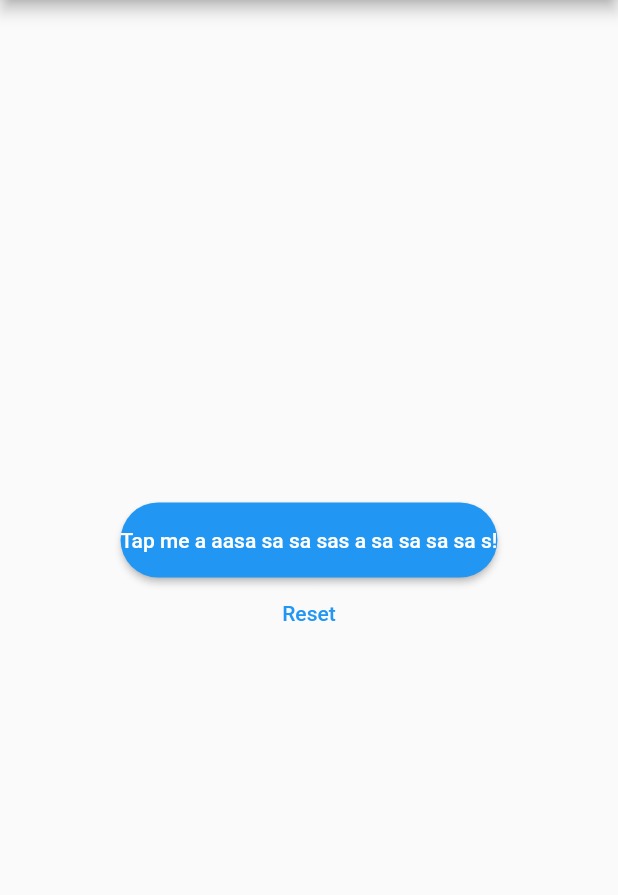
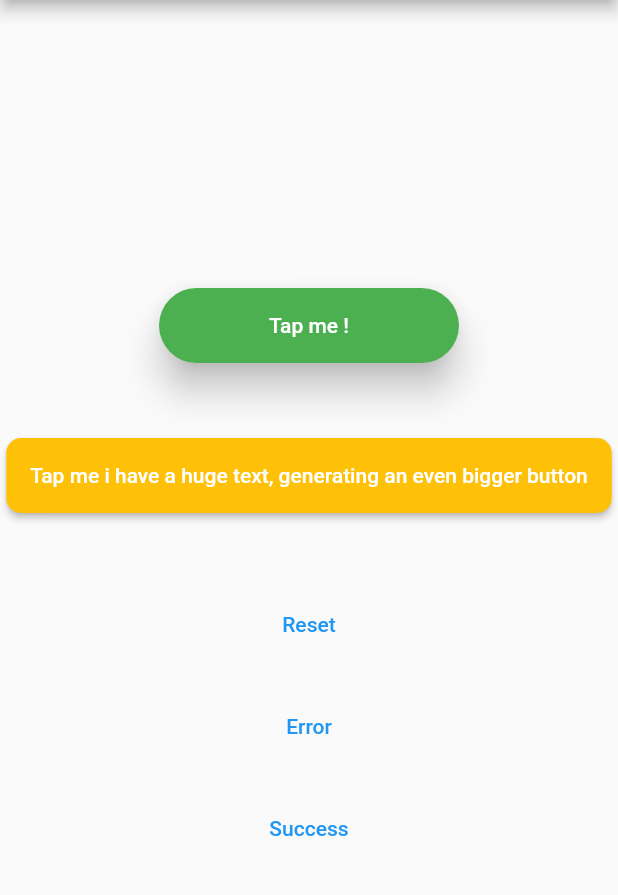
Before and after one commit to chrisedg87/flutter_rounded_loading_button, a Flutter app: the screen it shows after launch, on a phone screen of 412 x 824 dp, the part 84-979 px from its top. Run offline on Flutter 3.47's test engine with Material 2 defaults, Android fonts, the phone set to English and light mode, and no system bars; our stand-ins replace rxdart.

Commit message:
nullsafety + elevatedbutton + pedantic

```diff
--- a/example/lib/main.dart
+++ b/example/lib/main.dart
@@ -27,18 +27,14 @@ class MyHomePage extends StatefulWidget {
 }
 
 class _MyHomePageState extends State<MyHomePage> {
-  final RoundedLoadingButtonController _btnController =
+  final RoundedLoadingButtonController _btnController1 =
       new RoundedLoadingButtonController();
 
-  void _doSomething() async {
+  final RoundedLoadingButtonController _btnController2 =
+      new RoundedLoadingButtonController();
+  void _doSomething(RoundedLoadingButtonController controller) async {
     Timer(Duration(seconds: 3), () {
-      _btnController.success();
-    });
-    Timer(Duration(seconds: 3), () {
-      _btnController.reset();
-    });
-    Timer(Duration(seconds: 3), () {
-      _btnController.error();
+      controller.success();
     });
   }
 
@@ -53,13 +49,56 @@ class _MyHomePageState extends State<MyHomePage> {
             mainAxisAlignment: MainAxisAlignment.center,
             children: <Widget>[
               RoundedLoadingButton(
-                child: Text('Tap me a aasa sa sa sas a sa sa sa sa s!',
-                    style: TextStyle(color: Colors.white)),
-                controller: _btnController,
-                onPressed: _doSomething,
+                color: Colors.green,
+                successColor: Colors.green,
+                child: Text('Tap me !', style: TextStyle(color: Colors.white)),
+                controller: _btnController1,
+                elevation: 10,
+                onPressed: () => _doSomething(_btnController1),
+                height: 50,
                 width: 200,
               ),
-              TextButton(child: Text("Reset"), onPressed: _btnController.reset)
+              SizedBox(
+                height: 50,
+              ),
+              RoundedLoadingButton(
+                color: Colors.amber,
+                successColor: Colors.amber,
+                child: Text(
+                    'Tap me i have a huge text, generating an even bigger button',
+                    style: TextStyle(color: Colors.white)),
+                controller: _btnController2,
+                onPressed: () => _doSomething(_btnController2),
+                valueColor: Colors.black,
+                borderRadius: 10,
+              ),
+              SizedBox(
+                height: 50,
+              ),
+              TextButton(
+                  child: Text("Reset"),
+                  onPressed: () {
+                    _btnController1.reset();
+                    _btnController2.reset();
+                  }),
+              SizedBox(
+                height: 20,
+              ),
+              TextButton(
+                  child: Text("Error"),
+                  onPressed: () {
+                    _btnController1.error();
+                    _btnController2.error();
+                  }),
+              SizedBox(
+                height: 20,
+              ),
+              TextButton(
+                  child: Text("Success"),
+                  onPressed: () {
+                    _btnController1.success();
+                    _btnController2.success();
+                  })
             ],
           ),
         ));
--- a/lib/rounded_loading_button.dart
+++ b/lib/rounded_loading_button.dart
@@ -57,8 +57,7 @@ class RoundedLoadingButton extends StatefulWidget {
   final Color? disabledColor;
 
   Duration get _borderDuration {
-    return new Duration(
-        milliseconds: (this.duration.inMilliseconds / 2).round());
+    return Duration(milliseconds: (duration.inMilliseconds / 2).round());
   }
 
   RoundedLoadingButton(
@@ -99,14 +98,14 @@ class RoundedLoadingButtonState extends State<RoundedLoadingButton>
 
   @override
   Widget build(BuildContext context) {
-    final ThemeData theme = Theme.of(context);
+    final theme = Theme.of(context);
 
-    var _check = Container(
+    final _check = Container(
         alignment: FractionalOffset.center,
-        decoration: new BoxDecoration(
+        decoration: BoxDecoration(
           color: widget.successColor ?? theme.primaryColor,
           borderRadius:
-              new BorderRadius.all(Radius.circular(_bounceAnimation.value / 2)),
+              BorderRadius.all(Radius.circular(_bounceAnimation.value / 2)),
         ),
         width: _bounceAnimation.value,
         height: _bounceAnimation.value,
@@ -117,12 +116,12 @@ class RoundedLoadingButtonState extends State<RoundedLoadingButton>
               )
             : null);
 
-    var _cross = Container(
+    final _cross = Container(
         alignment: FractionalOffset.center,
-        decoration: new BoxDecoration(
+        decoration: BoxDecoration(
           color: widget.errorColor,
           borderRadius:
-              new BorderRadius.all(Radius.circular(_bounceAnimation.value / 2)),
+              BorderRadius.all(Radius.circular(_bounceAnimation.value / 2)),
         ),
         width: _bounceAnimation.value,
         height: _bounceAnimation.value,
@@ -133,14 +132,14 @@ class RoundedLoadingButtonState extends State<RoundedLoadingButton>
               )
             : null);
 
-    var _loader = SizedBox(
+    final _loader = SizedBox(
         height: widget.loaderSize,
         width: widget.loaderSize,
         child: CircularProgressIndicator(
             valueColor: AlwaysStoppedAnimation<Color>(widget.valueColor),
             strokeWidth: widget.loaderStrokeWidth));
 
-    var childStream = StreamBuilder(
+    final childStream = StreamBuilder(
       stream: _state,
       builder: (BuildContext context, AsyncSnapshot snapshot) {
         return AnimatedSwitcher(
@@ -150,18 +149,23 @@ class RoundedLoadingButtonState extends State<RoundedLoadingButton>
       },
     );
 
-    var _btn = ButtonTheme(
+    final _btn = ButtonTheme(
         shape: RoundedRectangleBorder(borderRadius: _borderAnimation.value),
         minWidth: _squeezeAnimation.value,
         height: widget.height,
-        child: RaisedButton(
-            padding: EdgeInsets.all(0),
-            child: childStream,
-            color: widget.color,
-            disabledColor: widget.disabledColor,
+        disabledColor: widget.disabledColor,
+        child: ElevatedButton(
+          style: ElevatedButton.styleFrom(
+            minimumSize: Size(widget.width, widget.height),
+            shape: RoundedRectangleBorder(
+              borderRadius: BorderRadius.circular(widget.borderRadius),
+            ),
+            primary: widget.color,
             elevation: widget.elevation,
-
-            onPressed: widget.onPressed == null ? null : _btnPressed));
+          ),
+          onPressed: widget.onPressed == null ? null : _btnPressed,
+          child: childStream,
+        ));
 
     return Container(
         height: widget.height,
@@ -178,24 +182,24 @@ class RoundedLoadingButtonState extends State<RoundedLoadingButton>
     super.initState();
 
     _buttonController =
-        new AnimationController(duration: widget.duration, vsync: this);
+        AnimationController(duration: widget.duration, vsync: this);
 
-    _checkButtonControler = new AnimationController(
-        duration: new Duration(milliseconds: 1000), vsync: this);
+    _checkButtonControler = AnimationController(
+        duration: Duration(milliseconds: 1000), vsync: this);
 
     _borderController =
-        new AnimationController(duration: widget._borderDuration, vsync: this);
+        AnimationController(duration: widget._borderDuration, vsync: this);
 
     _bounceAnimation = Tween<double>(begin: 0, end: widget.height).animate(
-        new CurvedAnimation(
+        CurvedAnimation(
             parent: _checkButtonControler, curve: Curves.elasticOut));
     _bounceAnimation.addListener(() {
       setState(() {});
     });
 
     _squeezeAnimation = Tween<double>(begin: widget.width, end: widget.height)
-        .animate(new CurvedAnimation(
-            parent: _buttonController, curve: widget.curve));
+        .animate(
+            CurvedAnimation(parent: _buttonController, curve: widget.curve));
 
     _squeezeAnimation.addListener(() {
       setState(() {});
@@ -228,7 +232,7 @@ class RoundedLoadingButtonState extends State<RoundedLoadingButton>
     super.dispose();
   }
 
-  _btnPressed() async {
+  void _btnPressed() async {
     if (widget.animateOnTap) {
       _start();
     } else {
@@ -236,29 +240,29 @@ class RoundedLoadingButtonState extends State<RoundedLoadingButton>
     }
   }
 
-  _start() {
+  void _start() {
     _state.sink.add(LoadingState.loading);
     _borderController.forward();
     _buttonController.forward();
   }
 
-  _stop() {
+  void _stop() {
     _state.sink.add(LoadingState.idle);
     _buttonController.reverse();
     _borderController.reverse();
   }
 
-  _success() {
+  void _success() {
     _state.sink.add(LoadingState.success);
     _checkButtonControler.forward();
   }
 
-  _error() {
+  void _error() {
     _state.sink.add(LoadingState.error);
     _checkButtonControler.forward();
   }
 
-  _reset() {
+  void _reset() {
     _state.sink.add(LoadingState.idle);
     _buttonController.reverse();
     _borderController.reverse();
@@ -273,36 +277,36 @@ class RoundedLoadingButtonController {
   late VoidCallback _errorListener;
   late VoidCallback _resetListener;
 
-  _addListeners(
+  void _addListeners(
       VoidCallback startListener,
       VoidCallback stopListener,
       VoidCallback successListener,
       VoidCallback errorListener,
       VoidCallback resetListener) {
-    this._startListener = startListener;
-    this._stopListener = stopListener;
-    this._successListener = successListener;
-    this._errorListener = errorListener;
-    this._resetListener = resetListener;
+    _startListener = startListener;
+    _stopListener = stopListener;
+    _successListener = successListener;
+    _errorListener = errorListener;
+    _resetListener = resetListener;
   }
 
-  start() {
+  void start() {
     _startListener();
   }
 
-  stop() {
+  void stop() {
     _stopListener();
   }
 
-  success() {
+  void success() {
     _successListener();
   }
 
-  error() {
+  void error() {
     _errorListener();
   }
 
-  reset() {
+  void reset() {
     _resetListener();
   }
 }
--- a/pubspec.yaml
+++ b/pubspec.yaml
@@ -1,6 +1,6 @@
 name: rounded_loading_button
 description: A simple implementation of an animated loading button widget for Flutter
-version: 1.0.20
+version: 2.0.0
 homepage: https://github.com/chrisedg87/flutter_rounded_loading_button
 
 environment:
@@ -15,6 +15,7 @@ dependencies:
 dev_dependencies:
   flutter_test:
     sdk: flutter
+  pedantic: ^1.11.0
 
 # For information on the generic Dart part of this file, see the
 # following page: https://dart.dev/tools/pub/pubspec
```
Also changed, not shown: analysis_options.yaml (added, +89 -0 lines), example/pubspec.lock, pubspec.lock, 3 other files.
